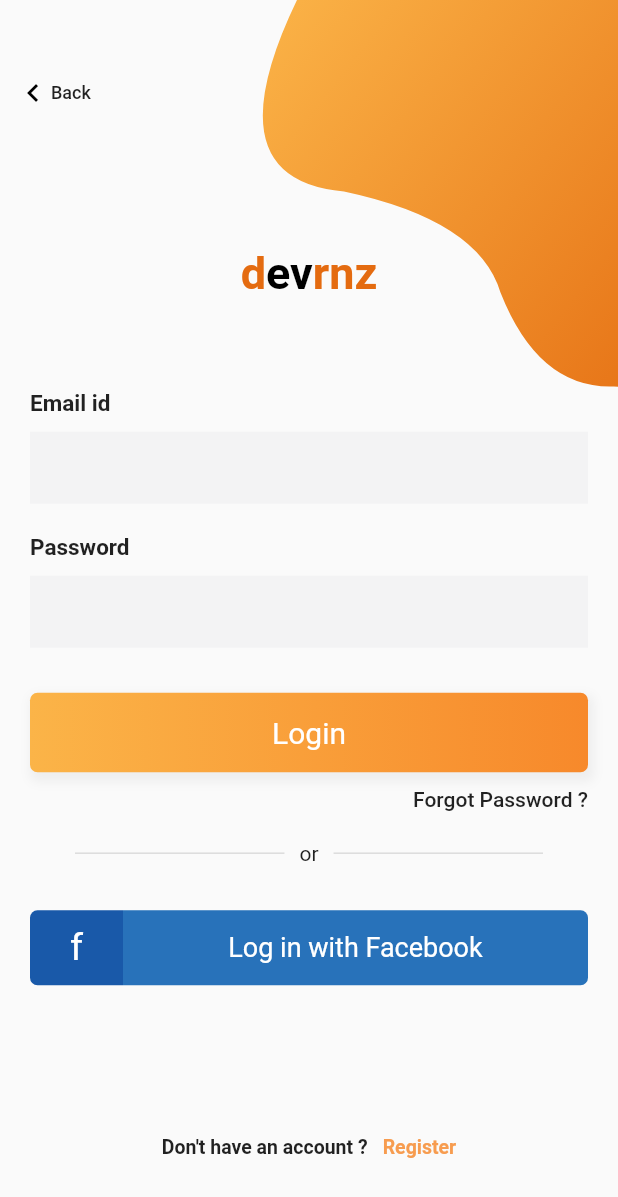
After one commit to DesmondSol/UI-clone, a Flutter app: the LoginPage screen opened directly, on a phone screen of 412 x 824 dp. The commit adds this screen. Shown: the top 1197 px of the screen. Run offline on Flutter 3.47's test engine with Material 2 defaults, Android fonts, the phone set to English and light mode, and no system bars; our stand-ins replace fluttertoast, google_fonts; missing offline and left inert: flutter_login_signup; network calls fail; statements that could not run were skipped.

Commit message:
login and sign up pages added not linked yet

```diff
--- a/lib/main.dart
+++ b/lib/main.dart
@@ -20,6 +20,9 @@ class MyApp extends StatelessWidget {
       title: 'UI clone',
       theme: ThemeData(
         primarySwatch: Colors.deepPurple,
+        textTheme:GoogleFonts.latoTextTheme(textTheme).copyWith(
+           bodyText1: GoogleFonts.montserrat(textStyle: textTheme.bodyText1),
+         ),
       ),
       home: const MyHomePage(title: 'home page'),
     );
--- /dev/null
+++ b/lib/ui/screens/auth_pages/Widget/bezierContainer.dart
@@ -0,0 +1,32 @@
+import 'dart:math';
+
+import 'package:flutter/material.dart';
+
+import 'customClipper.dart';
+
+class BezierContainer extends StatelessWidget {
+  const BezierContainer({Key ?key}) : super(key: key);
+
+  @override
+  Widget build(BuildContext context) {
+    return Container(
+      child: Transform.rotate(
+        angle: -pi / 3.5,
+        child: ClipPath(
+        clipper: ClipPainter(),
+        child: Container(
+          height: MediaQuery.of(context).size.height *.5,
+          width: MediaQuery.of(context).size.width,
+          decoration: BoxDecoration(
+              gradient: LinearGradient(
+                begin: Alignment.topCenter,
+                end: Alignment.bottomCenter,
+                colors: [Color(0xfffbb448),Color(0xffe46b10)]
+              )
+            ),
+        ),
+      ),
+      )
+    );
+  }
+}
--- /dev/null
+++ b/lib/ui/screens/auth_pages/Widget/customClipper.dart
@@ -0,0 +1,50 @@
+
+import 'package:flutter/material.dart';
+import 'package:flutter/painting.dart';
+
+class ClipPainter extends CustomClipper<Path>{
+  @override
+
+   Path getClip(Size size) {
+      var height = size.height;
+    var width = size.width;
+    var path = new Path();
+
+    path.lineTo(0, size.height );
+    path.lineTo(size.width , height);
+    path.lineTo(size.width , 0);
+
+     /// [Top Left corner]
+    var secondControlPoint =  Offset(0  ,0);
+    var secondEndPoint = Offset(width * .2  , height *.3);
+    path.quadraticBezierTo(secondControlPoint.dx, secondControlPoint.dy, secondEndPoint.dx, secondEndPoint.dy);
+
+
+
+     /// [Left Middle]
+    var fifthControlPoint =  Offset(width * .3  ,height * .5);
+    var fiftEndPoint = Offset(  width * .23, height *.6);
+    path.quadraticBezierTo(fifthControlPoint.dx, fifthControlPoint.dy, fiftEndPoint.dx, fiftEndPoint.dy);
+
+
+     /// [Bottom Left corner]
+    var thirdControlPoint =  Offset(0  ,height);
+    var thirdEndPoint = Offset(width , height  );
+    path.quadraticBezierTo(thirdControlPoint.dx, thirdControlPoint.dy, thirdEndPoint.dx, thirdEndPoint.dy);
+
+
+
+    path.lineTo(0, size.height  );
+    path.close();
+
+    return path;
+  }
+
+  @override
+  bool shouldReclip(CustomClipper<Path> oldClipper) {
+    // TODO: implement shouldReclip
+    return true;
+  }
+
+
+}
--- /dev/null
+++ b/lib/ui/screens/auth_pages/loginPage.dart
@@ -0,0 +1,278 @@
+import 'package:flutter/material.dart';
+import 'package:flutter_login_signup/src/signup.dart';
+import 'package:google_fonts/google_fonts.dart';
+
+import 'Widget/bezierContainer.dart';
+
+class LoginPage extends StatefulWidget {
+  LoginPage({Key? key, this.title}) : super(key: key);
+
+  final String? title;
+
+  @override
+  _LoginPageState createState() => _LoginPageState();
+}
+
+class _LoginPageState extends State<LoginPage> {
+  Widget _backButton() {
+    return InkWell(
+      onTap: () {
+        Navigator.pop(context);
+      },
+      child: Container(
+        padding: EdgeInsets.symmetric(horizontal: 10),
+        child: Row(
+          children: <Widget>[
+            Container(
+              padding: EdgeInsets.only(left: 0, top: 10, bottom: 10),
+              child: Icon(Icons.keyboard_arrow_left, color: Colors.black),
+            ),
+            Text('Back',
+                style: TextStyle(fontSize: 12, fontWeight: FontWeight.w500))
+          ],
+        ),
+      ),
+    );
+  }
+
+  Widget _entryField(String title, {bool isPassword = false}) {
+    return Container(
+      margin: EdgeInsets.symmetric(vertical: 10),
+      child: Column(
+        crossAxisAlignment: CrossAxisAlignment.start,
+        children: <Widget>[
+          Text(
+            title,
+            style: TextStyle(fontWeight: FontWeight.bold, fontSize: 15),
+          ),
+          SizedBox(
+            height: 10,
+          ),
+          TextField(
+              obscureText: isPassword,
+              decoration: InputDecoration(
+                  border: InputBorder.none,
+                  fillColor: Color(0xfff3f3f4),
+                  filled: true))
+        ],
+      ),
+    );
+  }
+
+  Widget _submitButton() {
+    return Container(
+      width: MediaQuery.of(context).size.width,
+      padding: EdgeInsets.symmetric(vertical: 15),
+      alignment: Alignment.center,
+      decoration: BoxDecoration(
+          borderRadius: BorderRadius.all(Radius.circular(5)),
+          boxShadow: <BoxShadow>[
+            BoxShadow(
+                color: Colors.grey.shade200,
+                offset: Offset(2, 4),
+                blurRadius: 5,
+                spreadRadius: 2)
+          ],
+          gradient: LinearGradient(
+              begin: Alignment.centerLeft,
+              end: Alignment.centerRight,
+              colors: [Color(0xfffbb448), Color(0xfff7892b)])),
+      child: Text(
+        'Login',
+        style: TextStyle(fontSize: 20, color: Colors.white),
+      ),
+    );
+  }
+
+  Widget _divider() {
+    return Container(
+      margin: EdgeInsets.symmetric(vertical: 10),
+      child: Row(
+        children: <Widget>[
+          SizedBox(
+            width: 20,
+          ),
+          Expanded(
+            child: Padding(
+              padding: EdgeInsets.symmetric(horizontal: 10),
+              child: Divider(
+                thickness: 1,
+              ),
+            ),
+          ),
+          Text('or'),
+          Expanded(
+            child: Padding(
+              padding: EdgeInsets.symmetric(horizontal: 10),
+              child: Divider(
+                thickness: 1,
+              ),
+            ),
+          ),
+          SizedBox(
+            width: 20,
+          ),
+        ],
+      ),
+    );
+  }
+
+  Widget _facebookButton() {
+    return Container(
+      height: 50,
+      margin: EdgeInsets.symmetric(vertical: 20),
+      decoration: BoxDecoration(
+        borderRadius: BorderRadius.all(Radius.circular(10)),
+      ),
+      child: Row(
+        children: <Widget>[
+          Expanded(
+            flex: 1,
+            child: Container(
+              decoration: BoxDecoration(
+                color: Color(0xff1959a9),
+                borderRadius: BorderRadius.only(
+                    bottomLeft: Radius.circular(5),
+                    topLeft: Radius.circular(5)),
+              ),
+              alignment: Alignment.center,
+              child: Text('f',
+                  style: TextStyle(
+                      color: Colors.white,
+                      fontSize: 25,
+                      fontWeight: FontWeight.w400)),
+            ),
+          ),
+          Expanded(
+            flex: 5,
+            child: Container(
+              decoration: BoxDecoration(
+                color: Color(0xff2872ba),
+                borderRadius: BorderRadius.only(
+                    bottomRight: Radius.circular(5),
+                    topRight: Radius.circular(5)),
+              ),
+              alignment: Alignment.center,
+              child: Text('Log in with Facebook',
+                  style: TextStyle(
+                      color: Colors.white,
+                      fontSize: 18,
+                      fontWeight: FontWeight.w400)),
+            ),
+          ),
+        ],
+      ),
+    );
+  }
+
+  Widget _createAccountLabel() {
+    return InkWell(
+      onTap: () {
+        Navigator.push(
+            context, MaterialPageRoute(builder: (context) => SignUpPage()));
+      },
+      child: Container(
+        margin: EdgeInsets.symmetric(vertical: 20),
+        padding: EdgeInsets.all(15),
+        alignment: Alignment.bottomCenter,
+        child: Row(
+          mainAxisAlignment: MainAxisAlignment.center,
+          children: <Widget>[
+            Text(
+              'Don\'t have an account ?',
+              style: TextStyle(fontSize: 13, fontWeight: FontWeight.w600),
+            ),
+            SizedBox(
+              width: 10,
+            ),
+            Text(
+              'Register',
+              style: TextStyle(
+                  color: Color(0xfff79c4f),
+                  fontSize: 13,
+                  fontWeight: FontWeight.w600),
+            ),
+          ],
+        ),
+      ),
+    );
+  }
+
+  Widget _title() {
+    return RichText(
+      textAlign: TextAlign.center,
+      text: TextSpan(
+          text: 'd',
+          style: TextStyle(
+              fontSize: 30,
+              fontWeight: FontWeight.w700,
+              color: Color(0xffe46b10)
+          ),
+          children: [
+            TextSpan(
+              text: 'ev',
+              style: TextStyle(color: Colors.black, fontSize: 30),
+            ),
+            TextSpan(
+              text: 'rnz',
+              style: TextStyle(color: Color(0xffe46b10), fontSize: 30),
+            ),
+          ]),
+    );
+  }
+
+  Widget _emailPasswordWidget() {
+    return Column(
+      children: <Widget>[
+        _entryField("Email id"),
+        _entryField("Password", isPassword: true),
+      ],
+    );
+  }
+
+  @override
+  Widget build(BuildContext context) {
+    final height = MediaQuery.of(context).size.height;
+    return Scaffold(
+        body: Container(
+      height: height,
+      child: Stack(
+        children: <Widget>[
+          Positioned(
+              top: -height * .15,
+              right: -MediaQuery.of(context).size.width * .4,
+              child: BezierContainer()),
+          Container(
+            padding: EdgeInsets.symmetric(horizontal: 20),
+            child: SingleChildScrollView(
+              child: Column(
+                crossAxisAlignment: CrossAxisAlignment.center,
+                mainAxisAlignment: MainAxisAlignment.center,
+                children: <Widget>[
+                  SizedBox(height: height * .2),
+                  _title(),
+                  SizedBox(height: 50),
+                  _emailPasswordWidget(),
+                  SizedBox(height: 20),
+                  _submitButton(),
+                  Container(
+                    padding: EdgeInsets.symmetric(vertical: 10),
+                    alignment: Alignment.centerRight,
+                    child: Text('Forgot Password ?',
+                        style: TextStyle(
+                            fontSize: 14, fontWeight: FontWeight.w500)),
+                  ),
+                  _divider(),
+                  _facebookButton(),
+                  SizedBox(height: height * .055),
+                  _createAccountLabel(),
+                ],
+              ),
+            ),
+          ),
+          Positioned(top: 40, left: 0, child: _backButton()),
+        ],
+      ),
+    ));
+  }
+}
--- a/lib/ui/screens/new_pages/account.dart
+++ b/lib/ui/screens/new_pages/account.dart
@@ -95,7 +95,7 @@ class Account extends StatelessWidget {
                     child: Row(
                       children: [
                         Column(children: [
-                          Text(
+                          const Text(
                             "Photo",
                             textAlign: TextAlign.start,
                             style: TextStyle(fontSize: 20, color: Colors.grey),
--- a/pubspec.yaml
+++ b/pubspec.yaml
@@ -33,8 +33,9 @@ dependencies:
 
   # The following adds the Cupertino Icons font to your application.
   # Use with the CupertinoIcons class for iOS style icons.
-  cupertino_icons: ^1.0.2
+  cupertino_icons: ^1.0.3
   fluttertoast: ^8.0.9
+  google_fonts: ^2.1.0
 
 dev_dependencies:
   flutter_test:
```
Also changed, not shown: lib/ui/screens/auth_pages/signup.dart (added, +195 -0 lines), lib/ui/screens/auth_pages/welcomePage.dart (added, +161 -0 lines), pubspec.lock, 1 other file.
